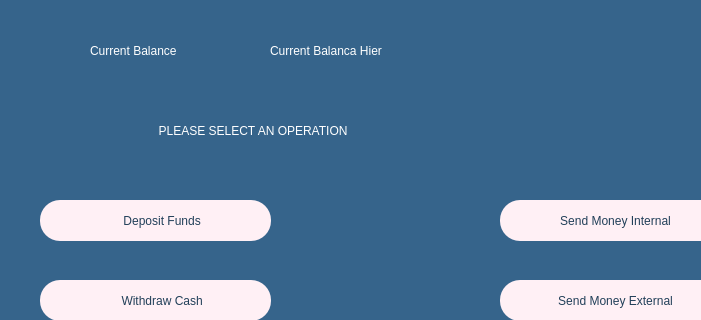
Before: the Qt Designer form customerpage.ui in melihorhanyilmaz/Project, drawn with Qt 5; both pictures show x 0 to 701 and y 0 to 320 of the 800 by 595 pixel window.
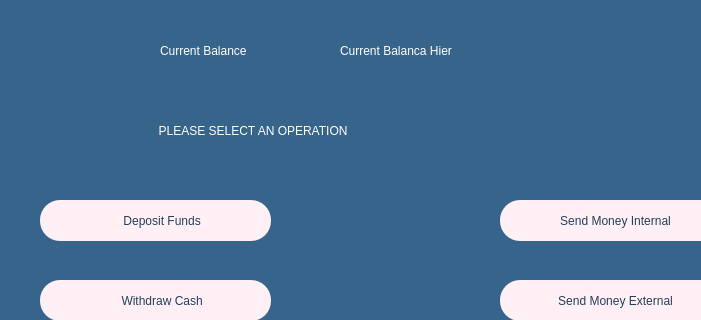
After: the same form once the commit is applied. Icons and pictures are not drawn.

Commit message: update by Nuseybe

What changed in the file:
```diff
--- a/customerpage.ui
+++ b/customerpage.ui
@@ -161,7 +161,7 @@
    <widget class="QLabel" name="la_current_balance">
     <property name="geometry">
      <rect>
-      <x>90</x>
+      <x>160</x>
       <y>30</y>
       <width>181</width>
       <height>41</height>
@@ -178,7 +178,7 @@
    <widget class="QLabel" name="la_balance">
     <property name="geometry">
      <rect>
-      <x>270</x>
+      <x>340</x>
       <y>30</y>
       <width>281</width>
       <height>41</height>
```
The commit also changes 1 other file.
